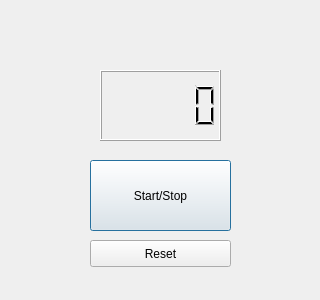
The window that MainDialog.ui (Kawasakis/RamenTimer) describes before a commit, drawn with Qt 5.
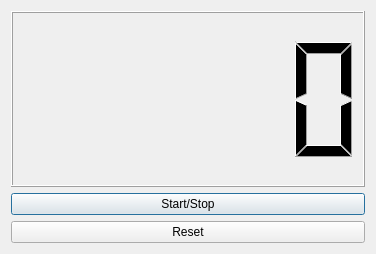
The same window after the commit.

Commit message: make MainDialog

What changed in the file:
```diff
--- a/MainDialog.ui
+++ b/MainDialog.ui
@@ -6,49 +6,40 @@
    <rect>
     <x>0</x>
     <y>0</y>
-    <width>320</width>
-    <height>300</height>
+    <width>376</width>
+    <height>254</height>
    </rect>
   </property>
   <property name="windowTitle">
    <string>Dialog</string>
   </property>
-  <widget class="QLCDNumber" name="lcdNumber">
-   <property name="geometry">
-    <rect>
-     <x>100</x>
-     <y>70</y>
-     <width>121</width>
-     <height>71</height>
-    </rect>
-   </property>
-  </widget>
+  <layout class="QHBoxLayout" name="horizontalLayout">
+   <item>
+    <layout class="QVBoxLayout" name="verticalLayout_2">
+     <item>
+      <layout class="QVBoxLayout" name="verticalLayout">
+       <item>
+        <widget class="QLCDNumber" name="lcdNumber"/>
+       </item>
+       <item>
   <widget class="QPushButton" name="pushButton">
-   <property name="geometry">
-    <rect>
-     <x>90</x>
-     <y>160</y>
-     <width>141</width>
-     <height>71</height>
-    </rect>
-   </property>
    <property name="text">
     <string>Start/Stop</string>
    </property>
   </widget>
+       </item>
+       <item>
   <widget class="QPushButton" name="pushButton_2">
-   <property name="geometry">
-    <rect>
-     <x>90</x>
-     <y>240</y>
-     <width>141</width>
-     <height>27</height>
-    </rect>
-   </property>
    <property name="text">
     <string>Reset</string>
    </property>
   </widget>
+       </item>
+      </layout>
+     </item>
+    </layout>
+   </item>
+  </layout>
  </widget>
  <resources/>
  <connections/>
```
Lines whose indentation alone changed are shown as unchanged.
